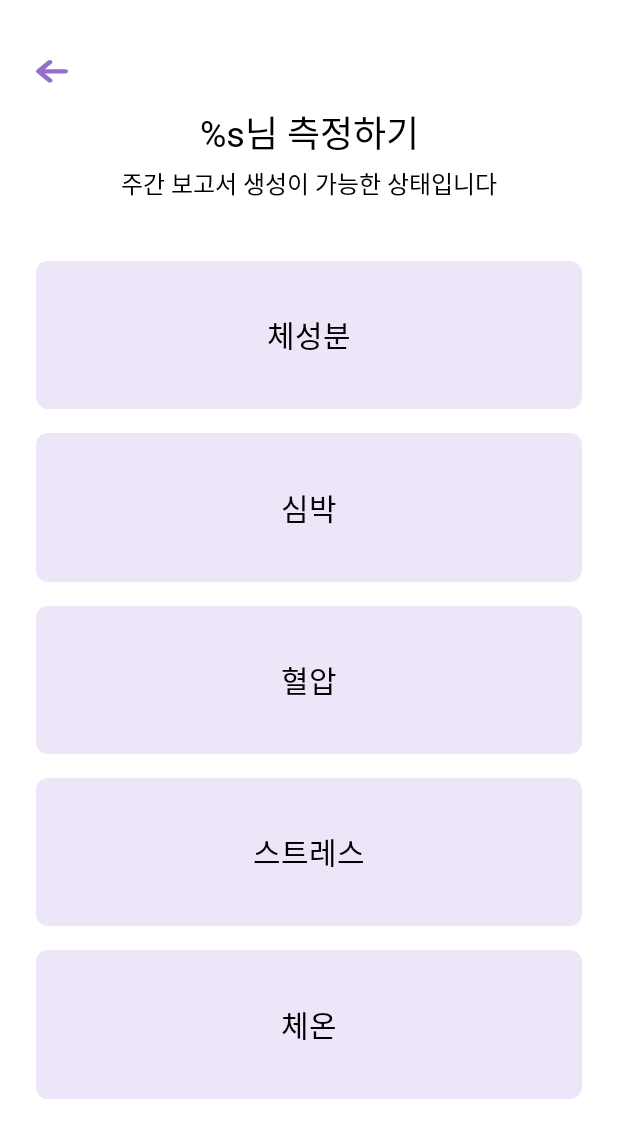
After one commit to nuyhus-m/yobi, an Android app: the MeasureItemFragment screen opened through its navigation route, on a phone screen of 412 x 824 dp. The commit adds this screen. Shown: the top 1138 px of the screen. Run offline under Robolectric (Android 15) with nearby library versions, the phone set to English and light mode, and no system bars; our stand-ins replace Dagger/Hilt's generated code, navigation-ui.

Commit message:
design: MeasureItemFragment UI 구현

```diff
--- /dev/null
+++ b/Android/app/src/main/java/com/example/myapplication/ui/measure/measureitem/MeasureItemFragment.kt
@@ -0,0 +1,24 @@
+package com.example.myapplication.ui.measure.measureitem
+
+import android.os.Bundle
+import android.view.View
+import androidx.navigation.fragment.findNavController
+import com.example.myapplication.R
+import com.example.myapplication.base.BaseFragment
+import com.example.myapplication.databinding.FragmentMeasureItemBinding
+import dagger.hilt.android.AndroidEntryPoint
+
+@AndroidEntryPoint
+class MeasureItemFragment : BaseFragment<FragmentMeasureItemBinding>(
+    FragmentMeasureItemBinding::bind,
+    R.layout.fragment_measure_item
+) {
+
+    override fun onViewCreated(view: View, savedInstanceState: Bundle?) {
+        super.onViewCreated(view, savedInstanceState)
+
+        binding.ivBack.setOnClickListener {
+            findNavController().popBackStack()
+        }
+    }
+}
--- a/Android/app/src/main/java/com/example/myapplication/ui/measure/measuretarget/MeasureTargetFragment.kt
+++ b/Android/app/src/main/java/com/example/myapplication/ui/measure/measuretarget/MeasureTargetFragment.kt
@@ -4,6 +4,7 @@ import android.os.Bundle
 import android.view.View
 import android.widget.AdapterView
 import android.widget.ArrayAdapter
+import androidx.navigation.fragment.findNavController
 import com.example.myapplication.R
 import com.example.myapplication.base.BaseFragment
 import com.example.myapplication.databinding.FragmentMeasureTargetBinding
@@ -19,6 +20,10 @@ class MeasureTargetFragment : BaseFragment<FragmentMeasureTargetBinding>(
         super.onViewCreated(view, savedInstanceState)
 
         setupSpinner()
+
+        binding.btnNext.setOnClickListener {
+            findNavController().navigate(R.id.dest_measure_item)
+        }
     }
 
     private fun setupSpinner() {
--- /dev/null
+++ b/Android/app/src/main/res/layout/fragment_measure_item.xml
@@ -0,0 +1,121 @@
+<?xml version="1.0" encoding="utf-8"?>
+<androidx.constraintlayout.widget.ConstraintLayout xmlns:android="http://schemas.android.com/apk/res/android"
+    xmlns:app="http://schemas.android.com/apk/res-auto"
+    xmlns:tools="http://schemas.android.com/tools"
+    android:layout_width="match_parent"
+    android:layout_height="match_parent"
+    tools:context=".ui.measure.measureitem.MeasureItemFragment">
+
+    <ImageView
+        android:id="@+id/iv_back"
+        android:layout_width="wrap_content"
+        android:layout_height="wrap_content"
+        android:layout_marginStart="@dimen/space_24dp"
+        android:layout_marginTop="@dimen/space_40dp"
+        android:contentDescription="@string/back"
+        android:src="@drawable/ic_back"
+        app:layout_constraintStart_toStartOf="parent"
+        app:layout_constraintTop_toTopOf="parent" />
+
+    <TextView
+        android:id="@+id/tv_title"
+        style="@style/TitleTextStyle"
+        android:layout_width="wrap_content"
+        android:layout_height="wrap_content"
+        android:layout_marginTop="@dimen/space_70dp"
+        android:text="@string/measure_title"
+        app:layout_constraintEnd_toEndOf="parent"
+        app:layout_constraintStart_toStartOf="parent"
+        app:layout_constraintTop_toTopOf="parent" />
+
+    <TextView
+        android:id="@+id/tv_subtitle"
+        style="@style/BodyTextStyle"
+        android:layout_width="wrap_content"
+        android:layout_height="wrap_content"
+        android:layout_marginTop="@dimen/space_4dp"
+        android:text="@string/measure_item_subtitle"
+        app:layout_constraintEnd_toEndOf="parent"
+        app:layout_constraintStart_toStartOf="parent"
+        app:layout_constraintTop_toBottomOf="@id/tv_title" />
+
+    <TextView
+        android:id="@+id/tv_body_comp"
+        style="@style/SubTitleTextStyle"
+        android:layout_width="0dp"
+        android:layout_height="0dp"
+        android:layout_marginHorizontal="@dimen/space_24dp"
+        android:layout_marginTop="@dimen/space_40dp"
+        android:background="@drawable/bg_purple_sub_radius_8"
+        android:gravity="center"
+        android:text="@string/body_composition"
+        app:layout_constraintEnd_toEndOf="parent"
+        app:layout_constraintHeight_percent="0.12"
+        app:layout_constraintStart_toStartOf="parent"
+        app:layout_constraintTop_toBottomOf="@id/tv_subtitle" />
+
+    <TextView
+        android:id="@+id/tv_heart_rate"
+        style="@style/SubTitleTextStyle"
+        android:layout_width="0dp"
+        android:layout_height="0dp"
+        android:layout_marginHorizontal="@dimen/space_24dp"
+        android:layout_marginTop="@dimen/space_16dp"
+        android:background="@drawable/bg_purple_sub_radius_8"
+        android:gravity="center"
+        android:text="@string/heart_rate"
+        android:textAlignment="center"
+        app:layout_constraintEnd_toEndOf="parent"
+        app:layout_constraintHeight_percent="0.12"
+        app:layout_constraintStart_toStartOf="parent"
+        app:layout_constraintTop_toBottomOf="@id/tv_body_comp" />
+
+    <TextView
+        android:id="@+id/tv_blood_pressure"
+        style="@style/SubTitleTextStyle"
+        android:layout_width="0dp"
+        android:layout_height="0dp"
+        android:layout_marginHorizontal="@dimen/space_24dp"
+        android:layout_marginTop="@dimen/space_16dp"
+        android:background="@drawable/bg_purple_sub_radius_8"
+        android:gravity="center"
+        android:text="@string/blood_pressure"
+        android:textAlignment="center"
+        app:layout_constraintEnd_toEndOf="parent"
+        app:layout_constraintHeight_percent="0.12"
+        app:layout_constraintStart_toStartOf="parent"
+        app:layout_constraintTop_toBottomOf="@id/tv_heart_rate" />
+
+    <TextView
+        android:id="@+id/tv_stress"
+        style="@style/SubTitleTextStyle"
+        android:layout_width="0dp"
+        android:layout_height="0dp"
+        android:layout_marginHorizontal="@dimen/space_24dp"
+        android:layout_marginTop="@dimen/space_16dp"
+        android:background="@drawable/bg_purple_sub_radius_8"
+        android:gravity="center"
+        android:text="@string/stress"
+        android:textAlignment="center"
+        app:layout_constraintEnd_toEndOf="parent"
+        app:layout_constraintHeight_percent="0.12"
+        app:layout_constraintStart_toStartOf="parent"
+        app:layout_constraintTop_toBottomOf="@id/tv_blood_pressure" />
+
+    <TextView
+        android:id="@+id/tv_body_temp"
+        style="@style/SubTitleTextStyle"
+        android:layout_width="0dp"
+        android:layout_height="0dp"
+        android:layout_marginHorizontal="@dimen/space_24dp"
+        android:layout_marginTop="@dimen/space_16dp"
+        android:background="@drawable/bg_purple_sub_radius_8"
+        android:gravity="center"
+        android:text="@string/body_temperature"
+        android:textAlignment="center"
+        app:layout_constraintEnd_toEndOf="parent"
+        app:layout_constraintHeight_percent="0.12"
+        app:layout_constraintStart_toStartOf="parent"
+        app:layout_constraintTop_toBottomOf="@id/tv_stress" />
+
+</androidx.constraintlayout.widget.ConstraintLayout>
--- a/Android/app/src/main/res/navigation/nav_graph.xml
+++ b/Android/app/src/main/res/navigation/nav_graph.xml
@@ -22,6 +22,12 @@
         android:name="com.example.myapplication.ui.measure.measuretarget.MeasureTargetFragment"
         android:label="fragment_measure_target"
         tools:layout="@layout/fragment_measure_target" />
+
+    <fragment
+        android:id="@+id/dest_measure_item"
+        android:name="com.example.myapplication.ui.measure.measureitem.MeasureItemFragment"
+        android:label="fragment_measure_item"
+        tools:layout="@layout/fragment_measure_item" />
 
     <fragment
         android:id="@+id/dest_visit_log_list"
```
